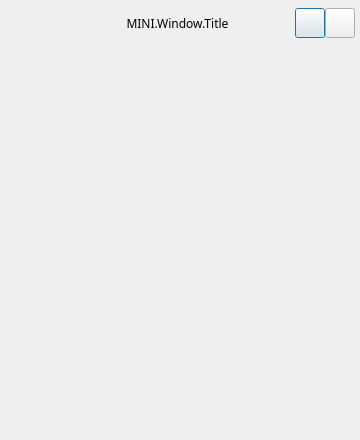
HaoYiTech/obs-studio, file Screen/forms/LoginMini.ui: the form before one commit.
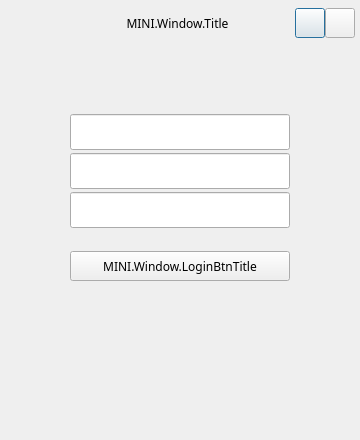
The form after the commit. Icons and pictures are not drawn.

```diff
--- a/Screen/forms/LoginMini.ui
+++ b/Screen/forms/LoginMini.ui
@@ -176,9 +176,9 @@
     </layout>
    </item>
    <item>
-    <layout class="QHBoxLayout" name="hori_qr">
+    <layout class="QVBoxLayout" name="vert_login">
      <property name="spacing">
-      <number>0</number>
+      <number>3</number>
      </property>
      <property name="leftMargin">
       <number>20</number>
@@ -190,47 +190,168 @@
       <number>20</number>
      </property>
      <property name="bottomMargin">
-      <number>10</number>
+      <number>0</number>
      </property>
      <item>
-      <widget class="QLabel" name="titleQR">
+      <spacer name="topSpacer">
+       <property name="orientation">
+        <enum>Qt::Vertical</enum>
+       </property>
+       <property name="sizeType">
+        <enum>QSizePolicy::Expanding</enum>
+       </property>
+       <property name="sizeHint" stdset="0">
+        <size>
+         <width>20</width>
+         <height>40</height>
+        </size>
+       </property>
+      </spacer>
+     </item>
+     <item alignment="Qt::AlignHCenter|Qt::AlignVCenter">
+      <widget class="QLineEdit" name="loginUser">
        <property name="sizePolicy">
-        <sizepolicy hsizetype="Expanding" vsizetype="Fixed">
+        <sizepolicy hsizetype="Fixed" vsizetype="Fixed">
          <horstretch>0</horstretch>
          <verstretch>0</verstretch>
         </sizepolicy>
        </property>
        <property name="minimumSize">
         <size>
-         <width>0</width>
-         <height>280</height>
+         <width>220</width>
+         <height>36</height>
         </size>
        </property>
+       <property name="maximumSize">
+        <size>
+         <width>220</width>
+         <height>36</height>
+        </size>
+       </property>
        <property name="font">
         <font>
-         <pointsize>16</pointsize>
+         <pointsize>10</pointsize>
         </font>
+       </property>
+       <property name="alignment">
+        <set>Qt::AlignLeading|Qt::AlignLeft|Qt::AlignVCenter</set>
+       </property>
+      </widget>
+     </item>
+     <item alignment="Qt::AlignHCenter|Qt::AlignVCenter">
+      <widget class="QLineEdit" name="loginRoom">
+       <property name="sizePolicy">
+        <sizepolicy hsizetype="Fixed" vsizetype="Fixed">
+         <horstretch>0</horstretch>
+         <verstretch>0</verstretch>
+        </sizepolicy>
+       </property>
+       <property name="minimumSize">
+        <size>
+         <width>220</width>
+         <height>36</height>
+        </size>
+       </property>
+       <property name="maximumSize">
+        <size>
+         <width>220</width>
+         <height>36</height>
+        </size>
+       </property>
+       <property name="font">
+        <font>
+         <pointsize>10</pointsize>
+        </font>
+       </property>
+       <property name="alignment">
+        <set>Qt::AlignLeading|Qt::AlignLeft|Qt::AlignVCenter</set>
+       </property>
+      </widget>
+     </item>
+     <item alignment="Qt::AlignHCenter|Qt::AlignVCenter">
+      <widget class="QLineEdit" name="loginPass">
+       <property name="sizePolicy">
+        <sizepolicy hsizetype="Fixed" vsizetype="Fixed">
+         <horstretch>0</horstretch>
+         <verstretch>0</verstretch>
+        </sizepolicy>
+       </property>
+       <property name="minimumSize">
+        <size>
+         <width>220</width>
+         <height>36</height>
+        </size>
+       </property>
+       <property name="maximumSize">
+        <size>
+         <width>220</width>
+         <height>36</height>
+        </size>
+       </property>
+       <property name="font">
+        <font>
+         <pointsize>10</pointsize>
+        </font>
+       </property>
+       <property name="echoMode">
+        <enum>QLineEdit::Password</enum>
+       </property>
+       <property name="alignment">
+        <set>Qt::AlignLeading|Qt::AlignLeft|Qt::AlignVCenter</set>
+       </property>
+      </widget>
+     </item>
+     <item>
+      <spacer name="btnSpacer">
+       <property name="orientation">
+        <enum>Qt::Vertical</enum>
+       </property>
+       <property name="sizeType">
+        <enum>QSizePolicy::Fixed</enum>
+       </property>
+       <property name="sizeHint" stdset="0">
+        <size>
+         <width>20</width>
+         <height>20</height>
+        </size>
+       </property>
+      </spacer>
+     </item>
+     <item alignment="Qt::AlignHCenter|Qt::AlignVCenter">
+      <widget class="QPushButton" name="loginButton">
+       <property name="minimumSize">
+        <size>
+         <width>220</width>
+         <height>30</height>
+        </size>
+       </property>
+       <property name="maximumSize">
+        <size>
+         <width>220</width>
+         <height>30</height>
+        </size>
+       </property>
+       <property name="focusPolicy">
+        <enum>Qt::NoFocus</enum>
        </property>
        <property name="text">
-        <string/>
-       </property>
-       <property name="textFormat">
-        <enum>Qt::AutoText</enum>
-       </property>
-       <property name="scaledContents">
-        <bool>false</bool>
-       </property>
-       <property name="alignment">
-        <set>Qt::AlignCenter</set>
-       </property>
-       <property name="wordWrap">
-        <bool>true</bool>
-       </property>
-       <property name="indent">
-        <number>0</number>
+        <string>MINI.Window.LoginBtnTitle</string>
        </property>
       </widget>
      </item>
+     <item>
+      <spacer name="botSpacer">
+       <property name="orientation">
+        <enum>Qt::Vertical</enum>
+       </property>
+       <property name="sizeHint" stdset="0">
+        <size>
+         <width>20</width>
+         <height>40</height>
+        </size>
+       </property>
+      </spacer>
+     </item>
     </layout>
    </item>
    <item>
@@ -327,6 +448,18 @@
      </property>
      <item>
       <widget class="QLabel" name="titleVer">
+       <property name="sizePolicy">
+        <sizepolicy hsizetype="Expanding" vsizetype="Fixed">
+         <horstretch>0</horstretch>
+         <verstretch>0</verstretch>
+        </sizepolicy>
+       </property>
+       <property name="minimumSize">
+        <size>
+         <width>0</width>
+         <height>28</height>
+        </size>
+       </property>
        <property name="text">
         <string/>
        </property>
```
